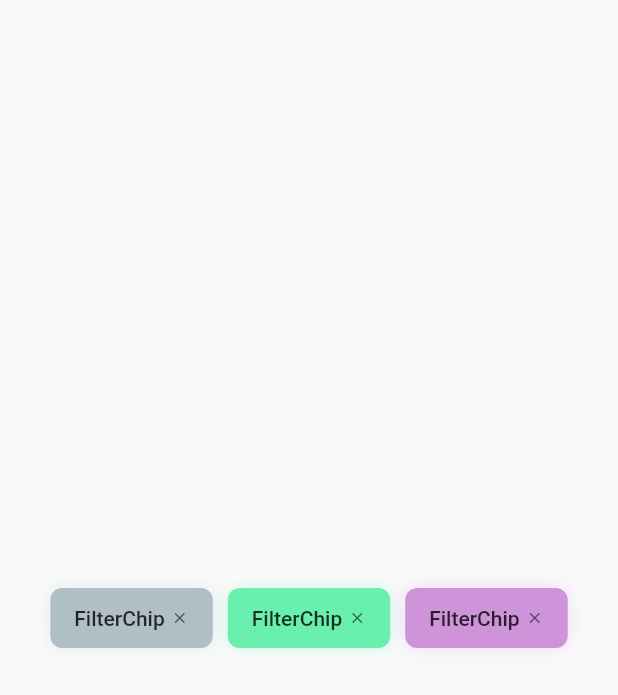
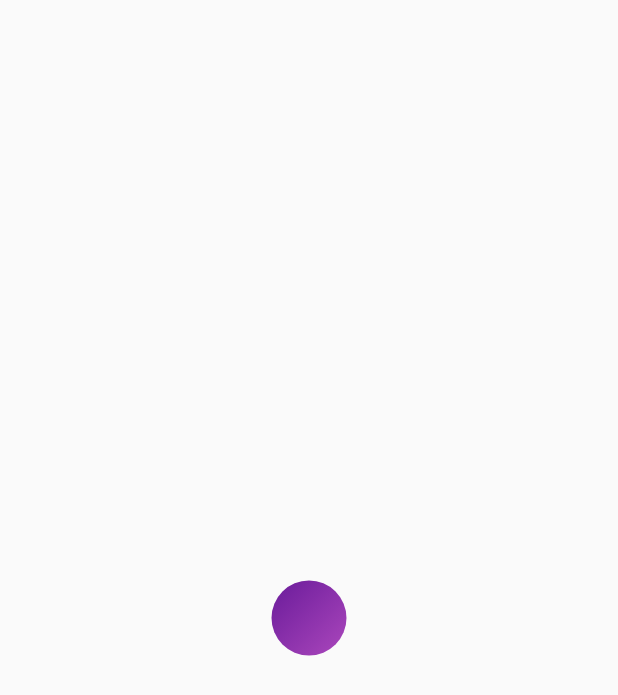
Before and after one commit to aaazlkm/design_note, a Flutter app: the screen it shows after launch, on a phone screen of 412 x 824 dp. Shown: the top 695 px of the screen. Run offline on Flutter 3.47's test engine with Material 2 defaults, Android fonts, the phone set to English and light mode, and no system bars; our stand-ins replace simple_animations, transparent_image.

Commit message:
CircleColorToRectangle　done

```diff
--- /dev/null
+++ b/design_note/lib/circleColorToRectanglePage/circle_color_to_rectangle_page.dart
@@ -0,0 +1,45 @@
+import 'package:flutter/material.dart';
+
+class CircleColorToRectanglePage extends StatefulWidget {
+  const CircleColorToRectanglePage({Key? key}) : super(key: key);
+
+  @override
+  CircleColorToRectanglePageState createState() => CircleColorToRectanglePageState();
+}
+
+class CircleColorToRectanglePageState extends State<CircleColorToRectanglePage> {
+  bool expanded = false;
+
+  @override
+  Widget build(BuildContext context) => Scaffold(
+        body: Center(
+          child: ClipRect(
+            child: SizedBox.fromSize(
+              size: Size.square(200),
+              child: Center(
+                child: InkWell(
+                  onTap: () => setState(() => expanded = !expanded),
+                  child: AnimatedContainer(
+                    height: expanded ? 200 : 50,
+                    width: expanded ? 200 : 50,
+                    duration: Duration(milliseconds: 600),
+                    curve: Curves.easeInOutBack,
+                    decoration: BoxDecoration(
+                      borderRadius: BorderRadius.circular(expanded ? 8 : 25),
+                      gradient: LinearGradient(
+                        colors: [
+                          Colors.purple.shade800,
+                          Colors.purple.shade400,
+                        ],
+                        begin: Alignment.topLeft,
+                        end: Alignment.bottomRight,
+                      ),
+                    ),
+                  ),
+                ),
+              ),
+            ),
+          ),
+        ),
+      );
+}
--- a/design_note/lib/main.dart
+++ b/design_note/lib/main.dart
@@ -1,6 +1,6 @@
 import 'package:flutter/material.dart';
 
-import 'filterchip/filter_chip_page.dart';
+import 'circleColorToRectanglePage/circle_color_to_rectangle_page.dart';
 
 void main() {
   runApp(const MyApp());
@@ -15,7 +15,7 @@ class MyApp extends StatelessWidget {
         theme: ThemeData(
           primarySwatch: Colors.blue,
         ),
-        home: const FilterChipPage(),
+        home: const CircleColorToRectanglePage(),
       );
 }
 
```
